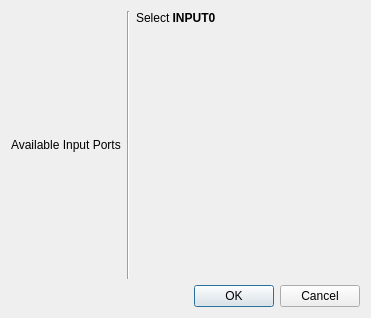
Before: the Qt Designer form Qt/Components/Resources/UI/pqChangeInputDialog.ui in Kitware/ParaView, drawn with Qt 5.
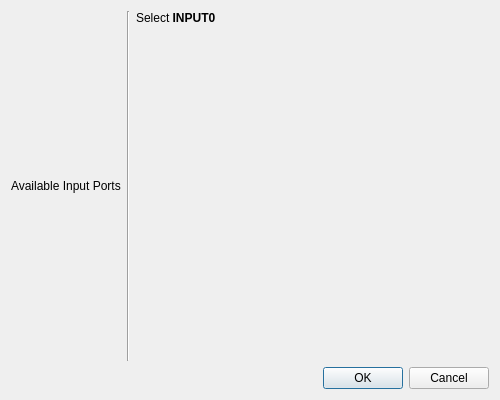
After: the same form once the commit is applied. Custom widgets are drawn as their Qt base class.

Commit message: ENH: Make dialog size bigger by default.

```diff
--- a/Qt/Components/Resources/UI/pqChangeInputDialog.ui
+++ b/Qt/Components/Resources/UI/pqChangeInputDialog.ui
@@ -6,8 +6,8 @@
    <rect>
     <x>0</x>
     <y>0</y>
-    <width>371</width>
-    <height>318</height>
+    <width>500</width>
+    <height>400</height>
    </rect>
   </property>
   <property name="windowTitle">
```
